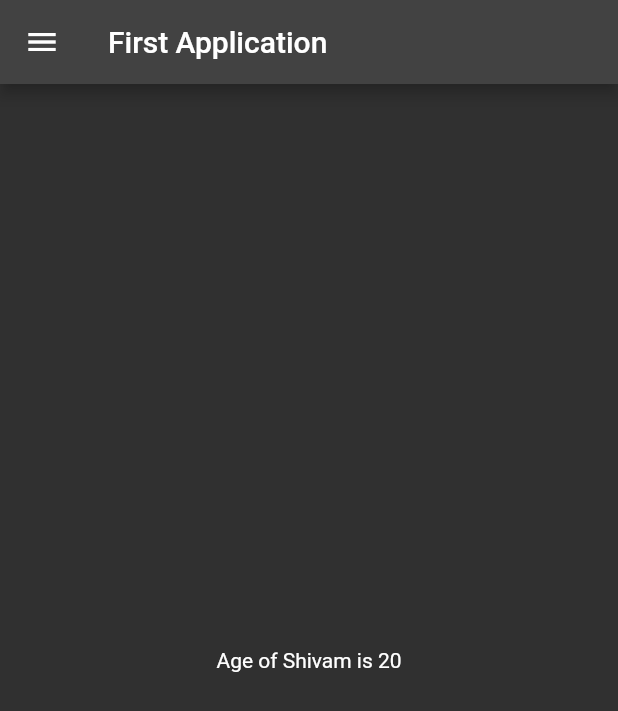
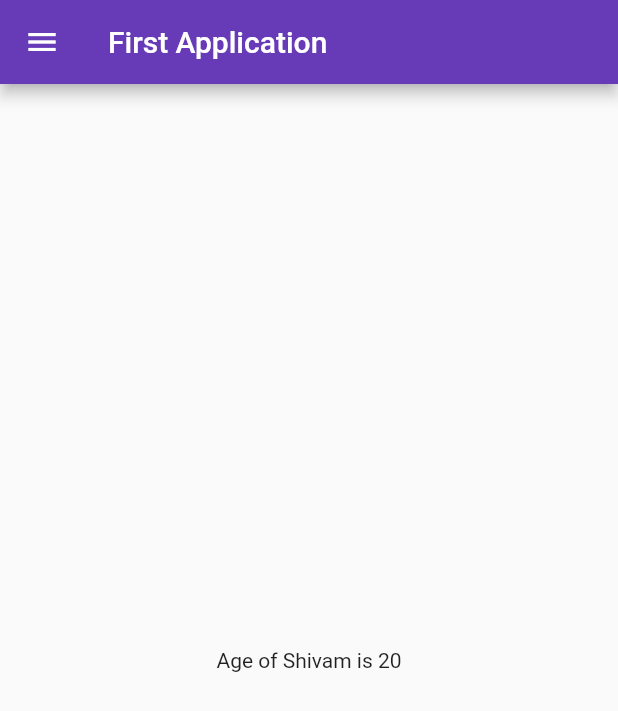
Before and after one commit to shivam1raj5/Catalog_App_Flutter, a Flutter app: the screen it shows after launch, on a phone screen of 412 x 824 dp. Shown: the top 711 px of the screen. Run offline on Flutter 3.47's test engine with Material 2 defaults, Android fonts, the phone set to English and light mode, and no system bars.

Commit message:
day 3 second commit

```diff
--- a/lib/main.dart
+++ b/lib/main.dart
@@ -11,7 +11,8 @@ class Myapp extends StatelessWidget {
   Widget build(BuildContext context) {
     return MaterialApp(
       home: Homepage(),
-      themeMode: ThemeMode.dark,
+      themeMode: ThemeMode.light,
+      theme: ThemeData(primarySwatch: Colors.deepPurple),
       darkTheme: ThemeData(
         brightness: Brightness.dark,
       ),
```
